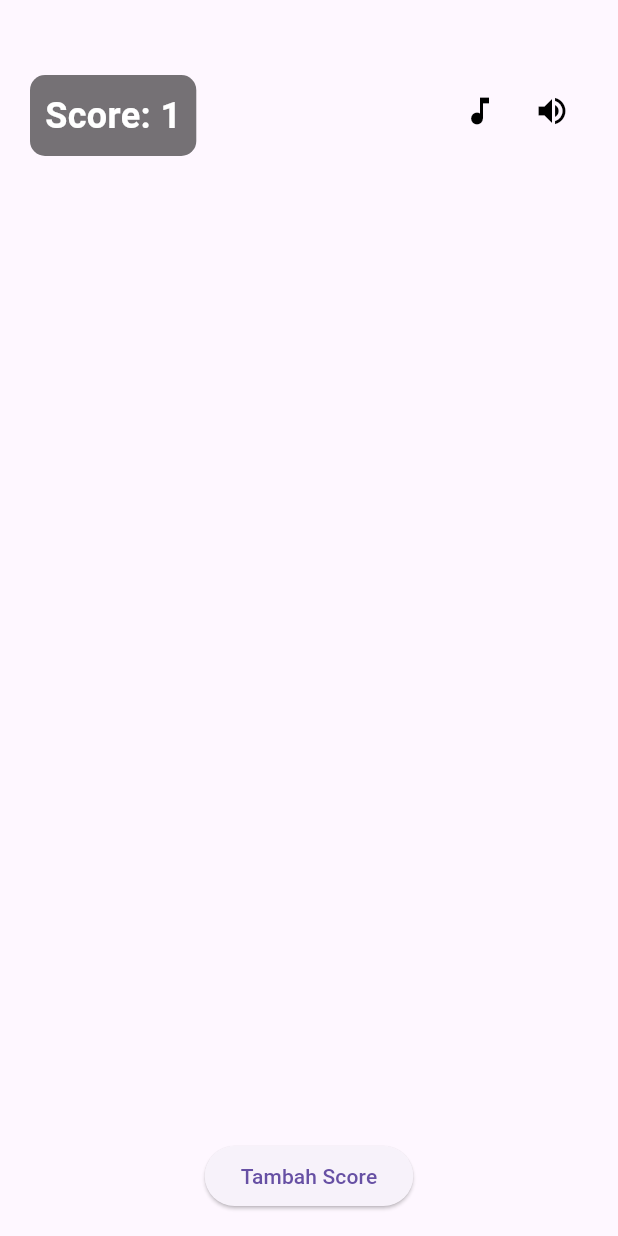
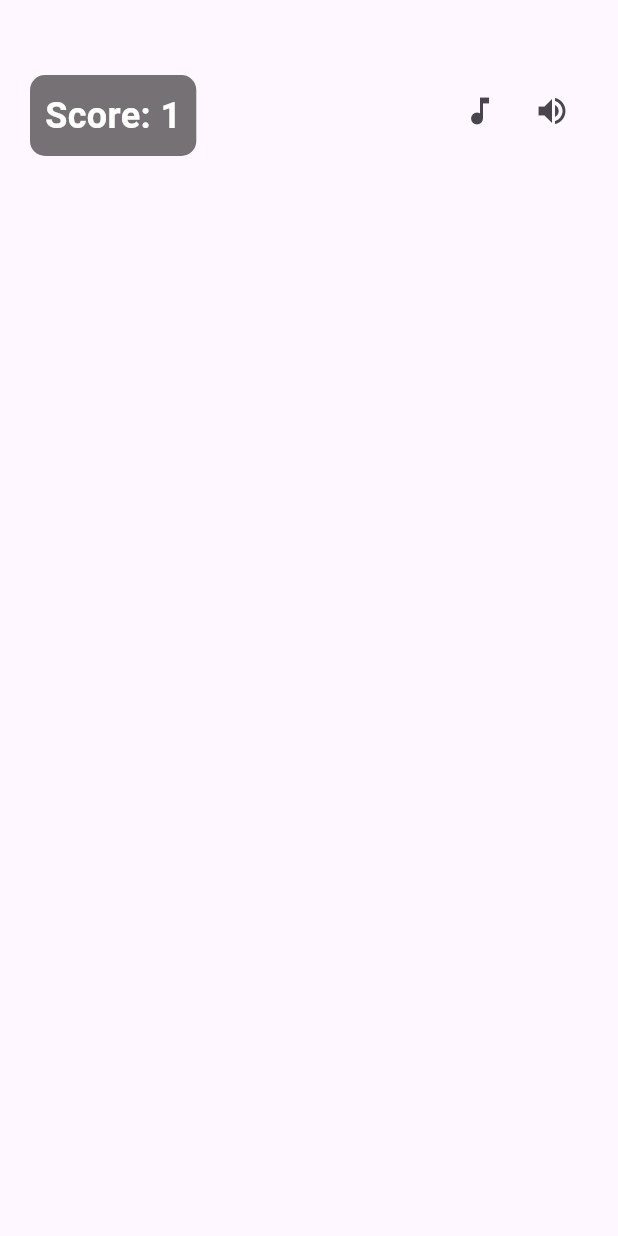
Before and after one commit to zaqimaulana/game_fruit_catcher, a Flutter app: the screen it shows after launch, on a phone screen of 412 x 824 dp. Run offline on Flutter 3.47's test engine with Material 3 defaults, Android fonts, the phone set to English and light mode, and no system bars.

Commit message:
menghapus column dan expanded, kembali ke stack

```diff
--- a/lib/main.dart
+++ b/lib/main.dart
@@ -29,10 +29,7 @@ class _GameScreenState extends State<GameScreen> {
   @override
   Widget build(BuildContext context) {
     return Scaffold(
-      body: Column(
-        children: [
-          Expanded(
-            child: Stack(
+      body: Stack(
         children: [
           Positioned(
             top: 50,
@@ -64,11 +61,11 @@ class _GameScreenState extends State<GameScreen> {
             child: Row(
               children: [
                 IconButton(
-                        icon: const Icon(Icons.music_note, color: Colors.black),
+                  icon: const Icon(Icons.music_note),
                   onPressed: () {},
                 ),
                 IconButton(
-                        icon: const Icon(Icons.volume_up, color: Colors.black),
+                  icon: const Icon(Icons.volume_up),
                   onPressed: () {},
                 ),
               ],
@@ -76,18 +73,6 @@ class _GameScreenState extends State<GameScreen> {
           ),
         ],
       ),
-          ),
-          Padding(
-            padding: const EdgeInsets.all(16),
-            child: ElevatedButton(
-              onPressed: () {
-                counter.value++;
-              },
-              child: const Text("Tambah Score"),
-            ),
-          ),
-        ],
-      ),
     );
   }
 }
```
Lines whose indentation alone changed are shown as unchanged.
